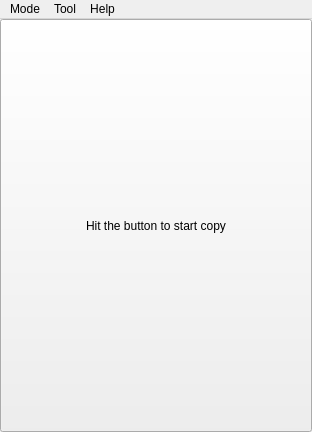
Old version of the form src/ui/pastkwindow.ui in the repository LambolAlee/PasTk-Cpp.
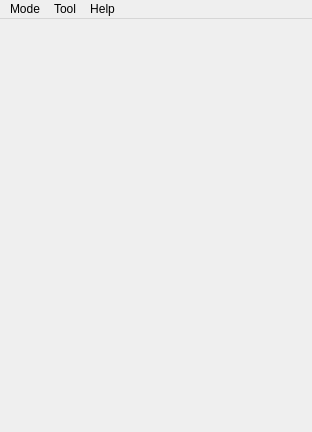
New version of the form. The open tabs and pages were chosen to show the change. Icons and pictures are not drawn. Custom widgets are drawn as their Qt base class.

Diff of the .ui file:
```diff
--- a/src/ui/pastkwindow.ui
+++ b/src/ui/pastkwindow.ui
@@ -93,6 +93,28 @@
         </item>
        </layout>
       </widget>
+      <widget class="QWidget" name="page_3">
+       <layout class="QVBoxLayout" name="continuousLayout">
+        <property name="spacing">
+         <number>0</number>
+        </property>
+        <property name="leftMargin">
+         <number>0</number>
+        </property>
+        <property name="topMargin">
+         <number>0</number>
+        </property>
+        <property name="rightMargin">
+         <number>0</number>
+        </property>
+        <property name="bottomMargin">
+         <number>0</number>
+        </property>
+        <item>
+         <widget class="QWidget" name="continuousPasteWidget" native="true"/>
+        </item>
+       </layout>
+      </widget>
      </widget>
     </item>
    </layout>
```
Left out of the diff: 2 changed lines with no effect on the pictures.
